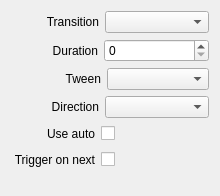
This is src/Widgets/Inspector/InspectorFadeToBlackWidget.ui in CasparCG/client as Qt 5 draws it before an edit. The edited form follows.
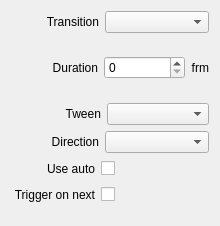
This is the edited form.

Commit message: Added description text to duration properties in the inspector panel.

The edit to the form file:
```diff
--- a/src/Widgets/Inspector/InspectorFadeToBlackWidget.ui
+++ b/src/Widgets/Inspector/InspectorFadeToBlackWidget.ui
@@ -7,7 +7,7 @@
     <x>0</x>
     <y>0</y>
     <width>220</width>
-    <height>196</height>
+    <height>226</height>
    </rect>
   </property>
   <property name="sizePolicy">
@@ -98,6 +98,16 @@
        </property>
       </widget>
      </item>
+     <item>
+      <widget class="QLabel" name="labelFrm1">
+       <property name="text">
+        <string>frm</string>
+       </property>
+       <property name="alignment">
+        <set>Qt::AlignRight|Qt::AlignTrailing|Qt::AlignVCenter</set>
+       </property>
+      </widget>
+     </item>
     </layout>
    </item>
    <item>
```
The commit also changes 14 other files.
